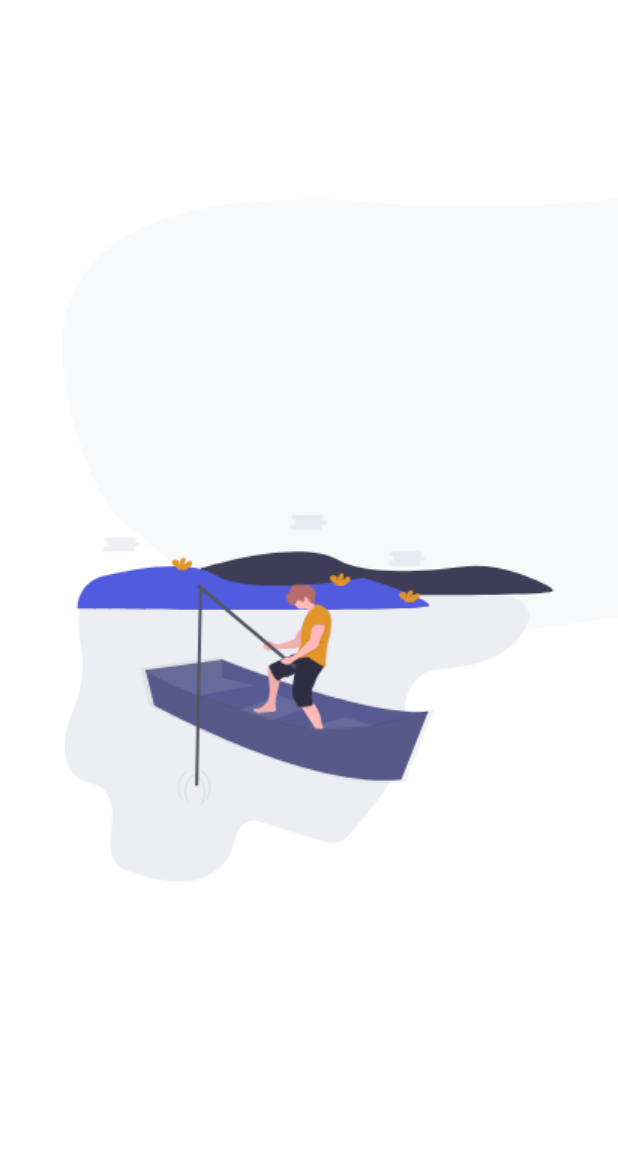
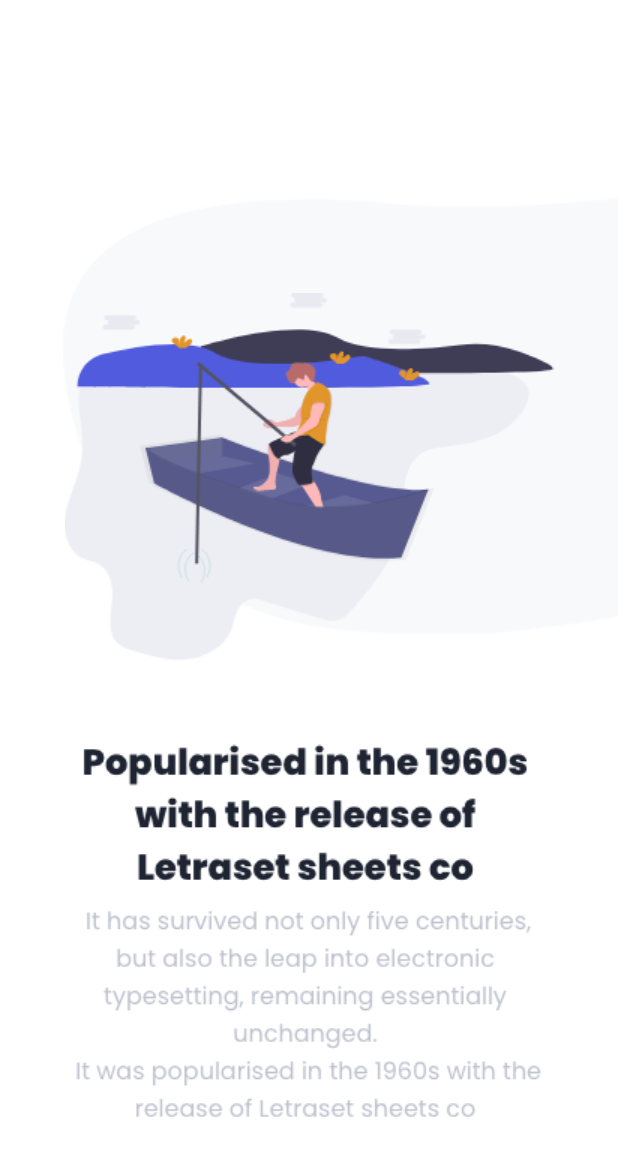
Before and after one commit to alihangedik/ad_gu-UI, a Flutter app: the screen it shows after launch, on a phone screen of 412 x 824 dp. Shown: the top 1156 px of the screen. Run offline on Flutter 3.47's test engine with Material 2 defaults, Android fonts, the phone set to English and light mode, and no system bars.

Commit message:
Update screen_one.dart

```diff
--- a/lib/screens/screen_one.dart
+++ b/lib/screens/screen_one.dart
@@ -13,19 +13,33 @@ class _ScreenOneState extends State<ScreenOne> {
   Widget build(BuildContext context) {
     return Scaffold(
       backgroundColor: Colors.white,
-      body: Column(
-        children: const [
-          Screens(
-            image: "assets/images/bg layouts.png",
-            image2: "assets/images/content1.png",
-            topValue: -135,
-            leftValue: -91,
-          ),
-          Text(
-            "Popularised in the 1960s with the release of Letraset sheets co",
-            style: TextStyle(fontSize: 2),
-          )
-        ],
+      body: SingleChildScrollView(
+        child: Column(
+          mainAxisAlignment: MainAxisAlignment.center,
+          crossAxisAlignment: CrossAxisAlignment.center,
+          children:  [
+            const Screens(
+              image: "assets/images/bg layouts.png",
+              image2: "assets/images/content1-1.png",
+              topValue: -135,
+              leftValue: -91,
+            ),
+            /* Container(
+              width: 300,
+              child: const Text(
+                "Popularised in the 1960s with the release of Letraset sheets co", textAlign: TextAlign.center,
+                style: TextStyle(fontSize: 24, fontFamily:"Poppins-ExtraBold"),
+              ),
+            ),
+            Container(
+              width: 300,
+              child: const Text(
+                "Popularised in the 1960s with the release of Letraset sheets co", textAlign: TextAlign.center,
+                style: TextStyle(fontSize: 24, fontFamily:"Poppins-ExtraBold"),
+              ),
+            ), */
+          ],
+        ),
       ),
     );
   }
```
